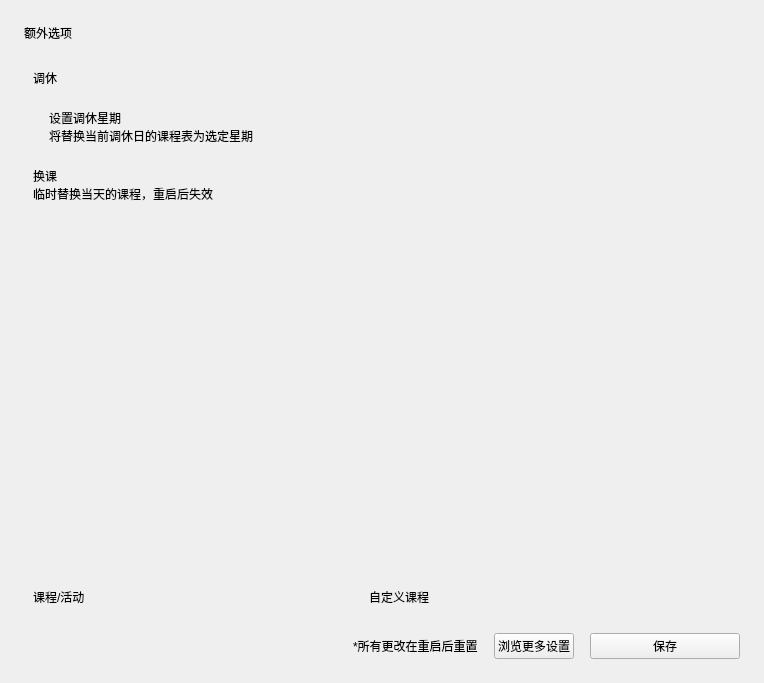
First picture: the form in view/extra_menu.ui, repository yhlhoh/Class-Widgets, before the edit.
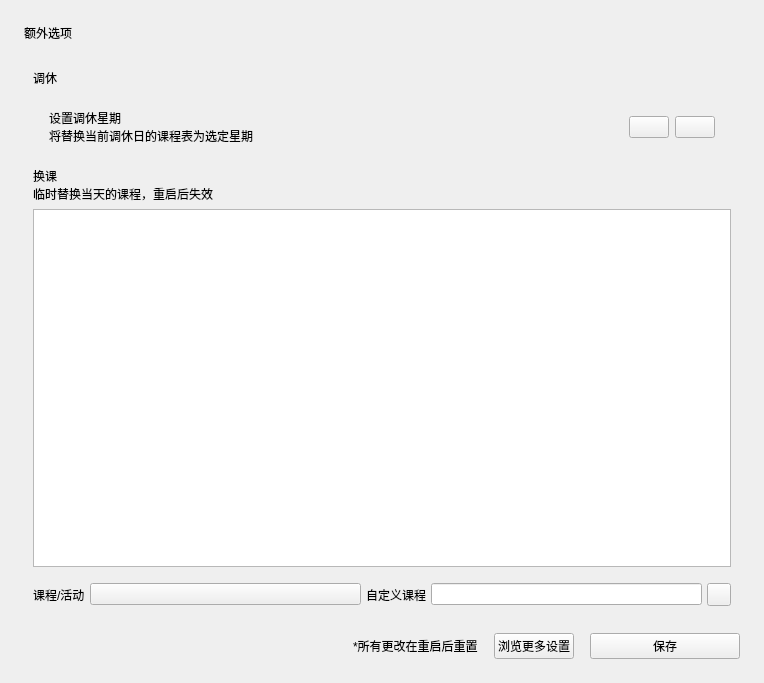
Second picture: the form after the edit. Custom widgets are drawn as their Qt base class.

Commit message:
fix: 换课菜单不适配触摸操控 (#635)
适配触摸，（其实就是改了一下.ui），未引用新库，win11x6424H2测试通过

---------

Diff of the .ui file:
```diff
--- a/view/extra_menu.ui
+++ b/view/extra_menu.ui
@@ -37,22 +37,7 @@
     </widget>
    </item>
    <item>
-    <widget class="SmoothScrollArea" name="ex_scroll">
-     <property name="styleSheet">
-      <string notr="true">background: transparent; border: none</string>
-     </property>
-     <property name="widgetResizable">
-      <bool>true</bool>
-     </property>
-     <widget class="QWidget" name="scrollAreaWidgetContents">
-      <property name="geometry">
-       <rect>
-        <x>0</x>
-        <y>0</y>
-        <width>716</width>
-        <height>525</height>
-       </rect>
-      </property>
+    <widget class="QWidget" name="widget" native="true">
       <layout class="QVBoxLayout" name="verticalLayout_3">
        <item>
         <widget class="SubtitleLabel" name="SubtitleLabel_2">
@@ -170,8 +155,42 @@
          <property name="sizeAdjustPolicy">
           <enum>QAbstractScrollArea::AdjustToContents</enum>
          </property>
-        </widget>
-       </item>
+        <property name="dragDropMode">
+         <enum>QAbstractItemView::NoDragDrop</enum>
+        </property>
+        <property name="defaultDropAction">
+         <enum>Qt::MoveAction</enum>
+        </property>
+        <property name="movement">
+         <enum>QListView::Static</enum>
+        </property>
+        <property name="isWrapping" stdset="0">
+         <bool>false</bool>
+        </property>
+        <property name="verticalScrollBarPolicy">
+         <enum>Qt::ScrollBarAsNeeded</enum>
+        </property>
+        <property name="horizontalScrollBarPolicy">
+         <enum>Qt::ScrollBarAlwaysOff</enum>
+        </property>
+       </widget>
+      </item>
+      <item>
+       <spacer name="verticalSpacer">
+        <property name="orientation">
+         <enum>Qt::Vertical</enum>
+        </property>
+        <property name="sizeType">
+         <enum>QSizePolicy::Fixed</enum>
+        </property>
+        <property name="sizeHint" stdset="0">
+         <size>
+          <width>20</width>
+          <height>10</height>
+         </size>
+        </property>
+       </spacer>
+      </item>
        <item>
         <layout class="QHBoxLayout" name="horizontalLayout">
          <property name="spacing">
@@ -236,7 +255,6 @@
        </item>
       </layout>
      </widget>
-    </widget>
    </item>
    <item>
     <layout class="QHBoxLayout" name="horizontalLayout_4" stretch="0,0,0,0">
@@ -325,12 +343,6 @@
    <header>qfluentwidgets</header>
    <container>1</container>
   </customwidget>
-  <customwidget>
-   <class>SmoothScrollArea</class>
-   <extends>QScrollArea</extends>
-   <header>qfluentwidgets</header>
-   <container>1</container>
-  </customwidget>
   <customwidget>
    <class>CaptionLabel</class>
    <extends>QLabel</extends>
```
Lines whose indentation alone changed are shown as unchanged.
